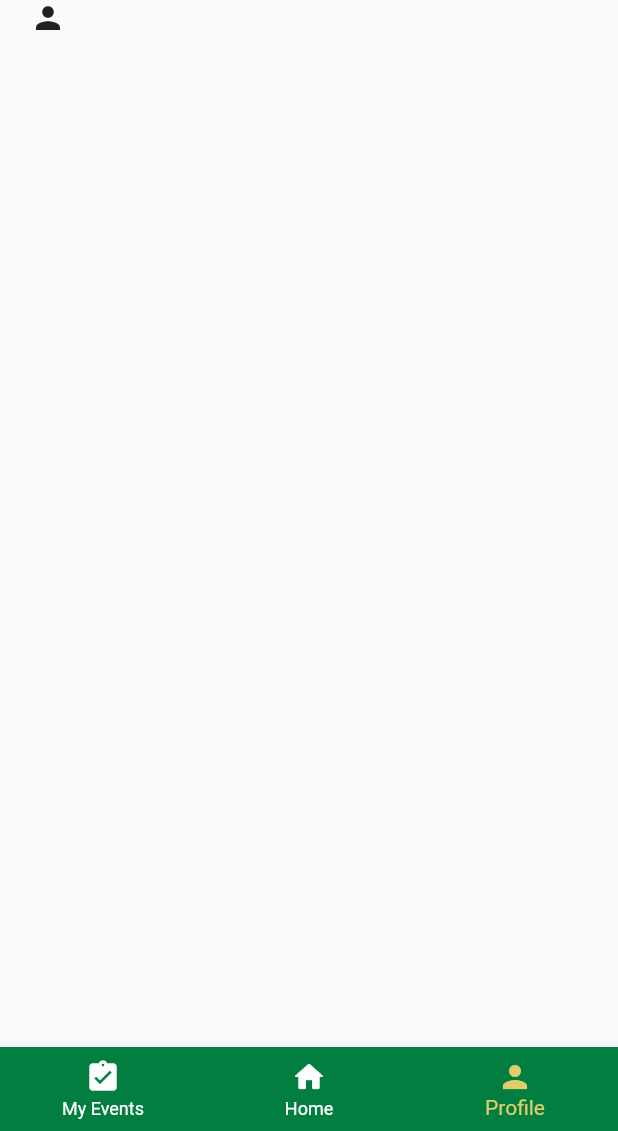
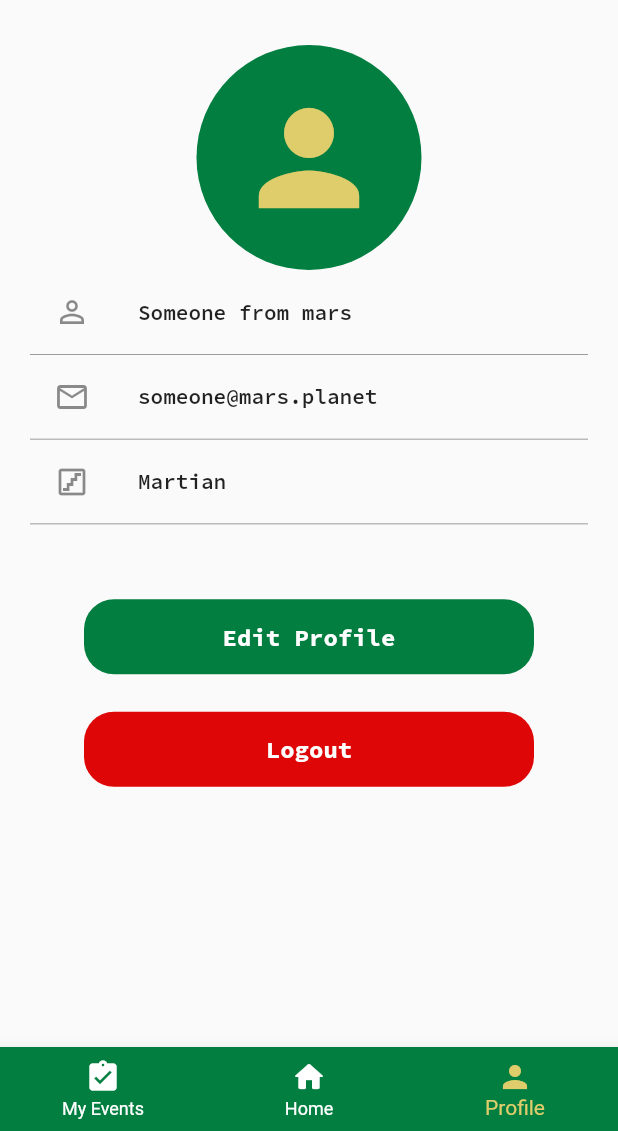
Before and after one commit to NussairHroub/Hackathon222, a Flutter app: the screen it shows after launch, item 3 of the bottom bar chosen, on a phone screen of 412 x 824 dp, the part 105-1236 px from its top. Run offline on Flutter 3.47's test engine with Material 2 defaults, Android fonts, the phone set to English and light mode, and no system bars; our stand-ins replace cloud_firestore, firebase_core, flutter_riverpod, google_fonts, riverpod; accounts and stored records are empty.

Commit message:
profile page added

```diff
--- a/kfupm_clubs/lib/screens/home_page/home-stucture.dart
+++ b/kfupm_clubs/lib/screens/home_page/home-stucture.dart
@@ -1,5 +1,6 @@
 import 'package:flutter/material.dart';
 import 'package:kfupm_clubs/screens/home_page/myEvents.dart';
+import 'package:kfupm_clubs/screens/profile/profile_page.dart';
 import 'home.dart';
 
 class HomeStructure extends StatefulWidget {
@@ -11,11 +12,10 @@ class HomeStructure extends StatefulWidget {
 
 class _HomeStructureState extends State<HomeStructure> {
   int _currentIndex = 1;
-  // TODO: add every page to the list
   List<Widget> body = [
     MyEventsPage(),
     HomePage(),
-    Icon(Icons.person),
+    ProfilePage(),
   ];
   @override
   Widget build(BuildContext context) {
--- /dev/null
+++ b/kfupm_clubs/lib/screens/profile/profile_page.dart
@@ -0,0 +1,72 @@
+import 'package:flutter/material.dart';
+import 'package:kfupm_clubs/models/user.dart';
+import 'package:kfupm_clubs/screens/profile/widgets/profile_info_button.dart';
+import 'package:kfupm_clubs/screens/profile/widgets/profile_info_row.dart';
+import 'package:kfupm_clubs/utils/constant.dart';
+
+class ProfilePage extends StatelessWidget {
+  const ProfilePage({Key? key, this.user}) : super(key: key);
+
+  final User? user;
+
+  @override
+  Widget build(BuildContext context) {
+    bool _isLoggedIn = user != Null;
+
+    return Padding(
+      padding: const EdgeInsets.only(top: 30, bottom: 30),
+      child: Column(
+        crossAxisAlignment: CrossAxisAlignment.center,
+        // mainAxisAlignment: MainAxisAlignment.spaceAround,
+        children: [
+          Row(
+            mainAxisAlignment: MainAxisAlignment.center,
+            children: [
+              Container(
+                child: Icon(
+                  Icons.person,
+                  color: goldColor,
+                  size: 100,
+                ),
+                decoration: BoxDecoration(
+                    color: primaryColor,
+                    borderRadius: BorderRadius.circular(100)),
+                height: 150,
+                width: 150,
+              ),
+            ],
+          ),
+          const ProfileInfoRow(
+              icon: Icons.person_outline, content: "Someone from mars"),
+          const ProfileInfoRow(
+              icon: Icons.mail_outline, content: "someone@mars.planet"),
+          const ProfileInfoRow(
+            icon: Icons.stairs_outlined,
+            content: "Martian",
+          ),
+          const SizedBox(
+            height: 50,
+          ),
+          // TODO: create another page for editing by using flags (low)
+          ProfileInfoButton(
+            backgroundColor: primaryColor,
+            phrase: "Edit Profile",
+            onPressed: () {
+              print("Edit");
+            },
+          ),
+          const SizedBox(
+            height: 25,
+          ),
+          ProfileInfoButton(
+            backgroundColor: redColor,
+            phrase: "Logout",
+            onPressed: () {
+              print("logout");
+            },
+          ),
+        ],
+      ),
+    );
+  }
+}
--- /dev/null
+++ b/kfupm_clubs/lib/screens/profile/widgets/profile_info_button.dart
@@ -0,0 +1,37 @@
+import 'package:flutter/material.dart';
+import 'package:kfupm_clubs/utils/constant.dart';
+
+class ProfileInfoButton extends StatefulWidget {
+  ProfileInfoButton({
+    Key? key,
+    required this.backgroundColor,
+    required this.phrase,
+    required this.onPressed,
+  }) : super(key: key);
+  final Color backgroundColor;
+  final String phrase;
+  final VoidCallback onPressed;
+  @override
+  State<ProfileInfoButton> createState() => _ProfileInfoButtonState();
+}
+
+class _ProfileInfoButtonState extends State<ProfileInfoButton> {
+  @override
+  Widget build(BuildContext context) {
+    return GestureDetector(
+      onTap: widget.onPressed,
+      child: Container(
+        height: 50,
+        width: 300,
+        decoration: BoxDecoration(
+            color: widget.backgroundColor,
+            borderRadius: BorderRadius.circular(20)),
+        child: Center(
+            child: Text(
+          widget.phrase,
+          style: sourceCodePro16Font.copyWith(fontWeight: FontWeight.bold),
+        )),
+      ),
+    );
+  }
+}
--- /dev/null
+++ b/kfupm_clubs/lib/screens/profile/widgets/profile_info_row.dart
@@ -0,0 +1,24 @@
+import 'package:flutter/material.dart';
+import 'package:kfupm_clubs/utils/constant.dart';
+
+class ProfileInfoRow extends StatelessWidget {
+  const ProfileInfoRow({Key? key, required this.icon, required this.content})
+      : super(key: key);
+  final IconData icon;
+  final String content;
+  @override
+  Widget build(BuildContext context) {
+    return Container(
+      decoration: BoxDecoration(
+        border: Border(bottom: BorderSide(color: darkGreyColor, width: 0.5))
+      ),
+      child: ListTile(
+        leading: Icon(icon),
+        title: Text(
+          content,
+          style: sourceCodePro14Font,
+        ),
+      ),
+    );
+  }
+}
--- a/kfupm_clubs/lib/utils/constant.dart
+++ b/kfupm_clubs/lib/utils/constant.dart
@@ -8,6 +8,7 @@ const Color darkGreyColor = Color(0xFF7C7C7C);
 const Color primaryColor = Color(0xFF027E40);
 const Color whiteColor = Color(0xFFFFFFFF);
 const Color goldColor = Color(0xFFDECD6A);
+const Color redColor = Color(0xFFDE0606);
 
 // Colors Section End//
 
```
